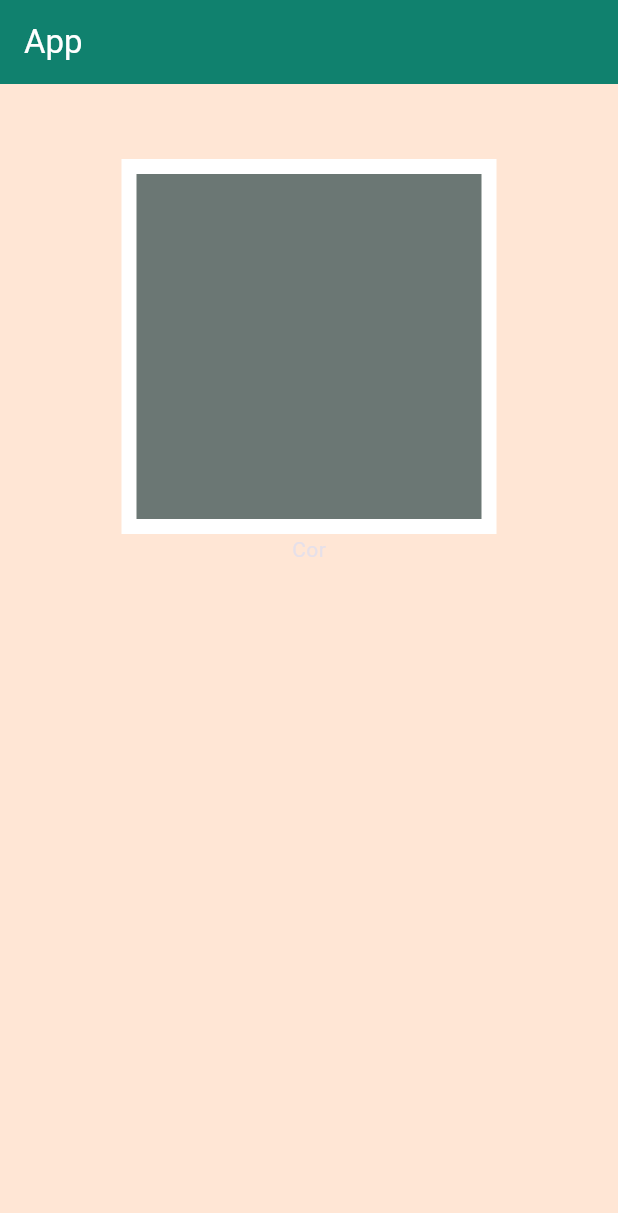
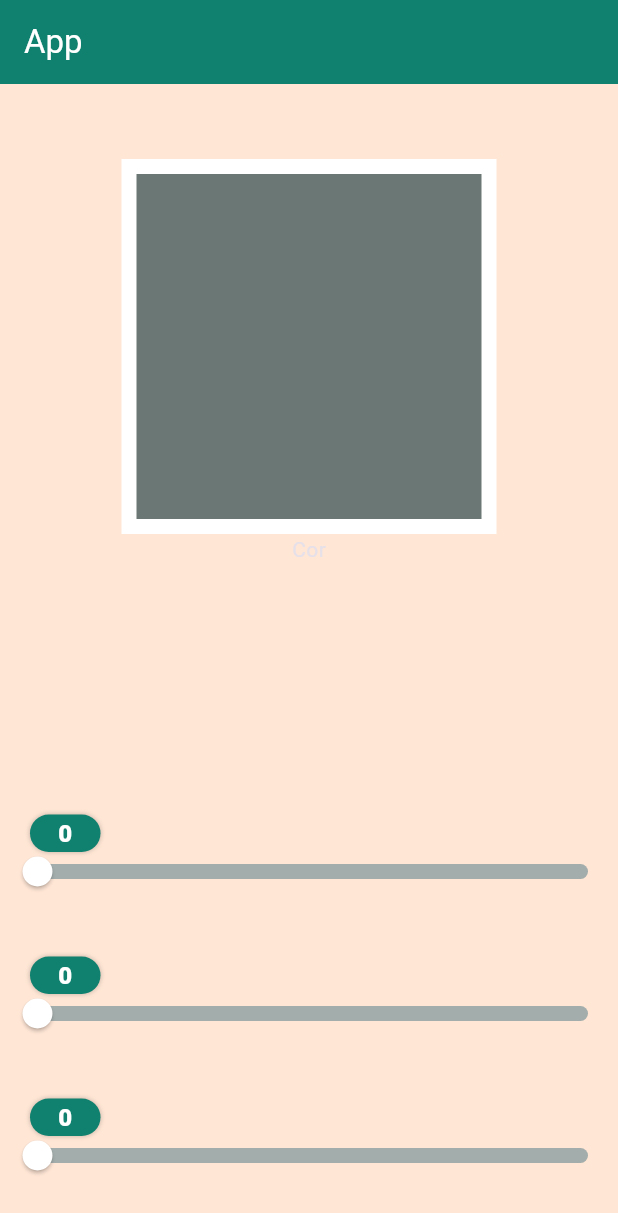
Before and after one commit to RhianVinicius/flutter-ex003, a Flutter app: the screen it shows after launch, on a phone screen of 412 x 824 dp. Shown: the top 1213 px of the screen. Run offline on Flutter 3.47's test engine with Material 3 defaults, Android fonts, the phone set to English and light mode, and no system bars.

Commit message:
implement sliders logic

```diff
--- a/lib/pages/home_page_content.dart
+++ b/lib/pages/home_page_content.dart
@@ -1,4 +1,6 @@
 import 'package:flutter/material.dart';
+import 'package:flutter_ex001/stateful_widgets/app_slider.dart';
+import 'package:flutter_ex001/stateful_widgets/app_slider_label.dart';
 import 'package:flutter_ex001/theme/app_colors.dart';
 
 class HomePageContent extends StatefulWidget {
@@ -12,6 +14,28 @@ class HomePageContent extends StatefulWidget {
 
 
 class HomePageContentState extends State<HomePageContent> {
+  double _redValue = 0;
+  double _greenValue = 0;
+  double _blueValue = 0;
+
+  void _updateRedValue(double newValue) {
+    setState(() {
+      _redValue = newValue;
+    });
+  }
+
+  void _updateGreenValue(double newValue) {
+    setState(() {
+      _greenValue = newValue;
+    });
+  }
+
+  void _updateBlueValue(double newValue) {
+    setState(() {
+      _blueValue = newValue;
+    });
+  }
+
   @override
   Widget build(BuildContext context) {
     return LayoutBuilder(
@@ -42,10 +66,63 @@ class HomePageContentState extends State<HomePageContent> {
               )
             ),
             Expanded(
-              child: Column(
-                children: [
+              child: LayoutBuilder(
+                builder: (BuildContext context, BoxConstraints constraints) {
+                  double totalHeight = constraints.maxHeight;
 
-                ],
+                  return Container(
+                    margin: EdgeInsets.symmetric(horizontal: 10),
+                    child: Column(
+                      children: [
+                        SizedBox(
+                          height: totalHeight / 3,
+                          child: Column(
+                            mainAxisAlignment: MainAxisAlignment.start,
+                            crossAxisAlignment: CrossAxisAlignment.start,
+                            children: [
+                              AppSliderLabel(label: _redValue, color: AppColors.primary),
+                              AppSlider(
+                                value: _redValue,
+                                onChanged: _updateRedValue,
+                                color: AppColors.primary
+                              )
+                            ],
+                          ),
+                        ),
+                        SizedBox(
+                          height: totalHeight / 3,
+                          child: Column(
+                            mainAxisAlignment: MainAxisAlignment.start,
+                            crossAxisAlignment: CrossAxisAlignment.start,
+                            children: [
+                              AppSliderLabel(label: _greenValue, color: AppColors.primary),
+                              AppSlider(
+                                value: _greenValue,
+                                onChanged: _updateGreenValue,
+                                color: AppColors.primary
+                              )
+                            ],
+                          ),
+                        ),
+                        SizedBox(
+                          height: totalHeight / 3,
+                          child: Column(
+                            mainAxisAlignment: MainAxisAlignment.start,
+                            crossAxisAlignment: CrossAxisAlignment.start,
+                            children: [
+                              AppSliderLabel(label: _blueValue, color: AppColors.primary),
+                              AppSlider(
+                                value: _blueValue,
+                                onChanged: _updateBlueValue,
+                                color: AppColors.primary
+                              )
+                            ],
+                          ),
+                        )
+                      ],
+                    ),
+                  );
+                },
               )
             )
           ],
```
